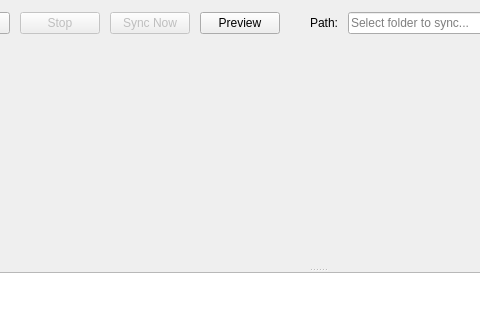
First picture: the form in hsync_desktop/ui/main_window.ui, repository albertsdk/hsync-desktop, before the edit; both pictures show x 82 to 562 and y 0 to 320 of the 800 by 600 pixel window.
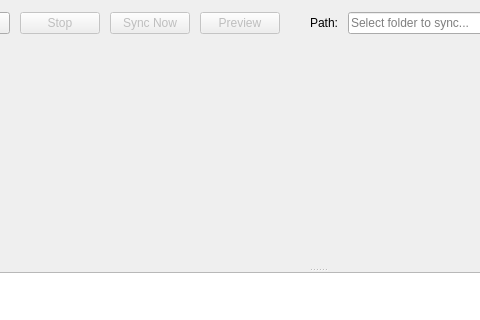
Second picture: the form after the edit.

What changed in the file:
```diff
--- a/hsync_desktop/ui/main_window.ui
+++ b/hsync_desktop/ui/main_window.ui
@@ -73,6 +73,9 @@
       </item>
       <item>
        <widget class="QPushButton" name="btnPreview">
+        <property name="enabled">
+         <bool>false</bool>
+        </property>
         <property name="text">
          <string>Preview</string>
         </property>
```
